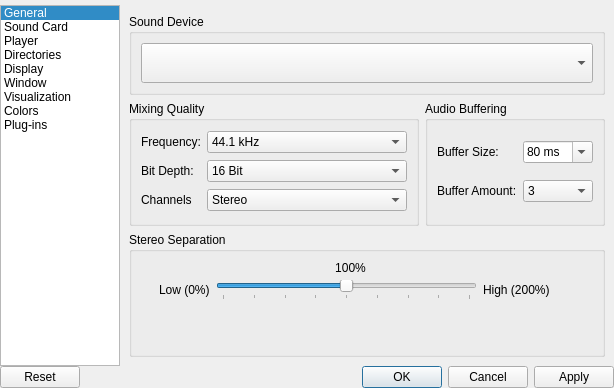
Qt form ui/SetupWindow.ui (ModPlugPlayer/ModPlugPlayer) before a commit.
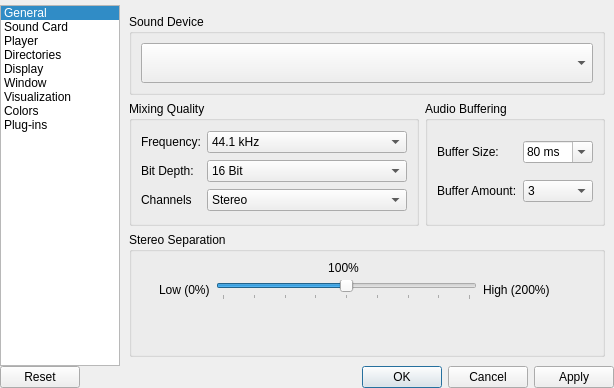
The same form after that commit. The open tabs and pages were chosen to show the change. Icons and pictures are not drawn. Custom widgets are drawn as their Qt base class.

Patch:
```diff
--- a/ui/SetupWindow.ui
+++ b/ui/SetupWindow.ui
@@ -473,7 +473,7 @@
              <widget class="QLabel" name="labelStereoSeparation">
               <property name="geometry">
                <rect>
-                <x>201</x>
+                <x>194</x>
                 <y>28</y>
                 <width>41</width>
                 <height>16</height>
```
Left out of the diff: 2 changed lines with no effect on the pictures.
